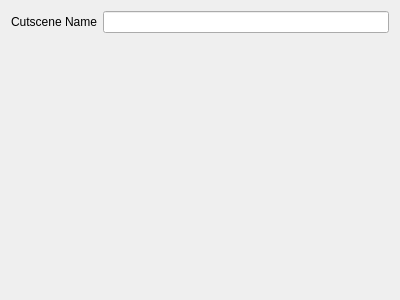
The window that res/forms/WizardPageCutscene.ui (tedvalson/NovelTea) describes before a commit, drawn with Qt 5.
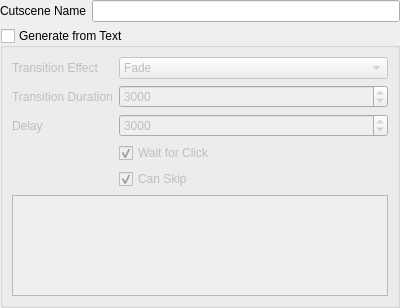
The same window after the commit.

Commit message: Cutscene Wizard: Add ability to import from existing text

```diff
--- a/res/forms/WizardPageCutscene.ui
+++ b/res/forms/WizardPageCutscene.ui
@@ -7,7 +7,7 @@
     <x>0</x>
     <y>0</y>
     <width>400</width>
-    <height>300</height>
+    <height>308</height>
    </rect>
   </property>
   <property name="windowTitle">
@@ -16,16 +16,156 @@
   <property name="title">
    <string>New Cutscene</string>
   </property>
-  <layout class="QFormLayout" name="formLayout">
-   <item row="0" column="0">
-    <widget class="QLabel" name="label">
-     <property name="text">
-      <string>Cutscene Name</string>
-     </property>
-    </widget>
+  <layout class="QVBoxLayout" name="verticalLayout">
+   <property name="leftMargin">
+    <number>0</number>
+   </property>
+   <property name="topMargin">
+    <number>0</number>
+   </property>
+   <property name="rightMargin">
+    <number>0</number>
+   </property>
+   <property name="bottomMargin">
+    <number>0</number>
+   </property>
+   <item>
+    <layout class="QFormLayout" name="formLayout">
+     <item row="0" column="1">
+      <widget class="QLineEdit" name="lineEditName"/>
+     </item>
+     <item row="0" column="0">
+      <widget class="QLabel" name="label">
+       <property name="text">
+        <string>Cutscene Name</string>
+       </property>
+      </widget>
+     </item>
+    </layout>
    </item>
-   <item row="0" column="1">
-    <widget class="QLineEdit" name="lineEditName"/>
+   <item>
+    <widget class="QGroupBox" name="groupBox">
+     <property name="title">
+      <string>Generate from Text</string>
+     </property>
+     <property name="checkable">
+      <bool>true</bool>
+     </property>
+     <property name="checked">
+      <bool>false</bool>
+     </property>
+     <layout class="QVBoxLayout" name="verticalLayout_2">
+      <item>
+       <layout class="QFormLayout" name="formLayout_2">
+        <property name="fieldGrowthPolicy">
+         <enum>QFormLayout::AllNonFixedFieldsGrow</enum>
+        </property>
+        <property name="horizontalSpacing">
+         <number>6</number>
+        </property>
+        <property name="bottomMargin">
+         <number>0</number>
+        </property>
+        <item row="0" column="0">
+         <widget class="QLabel" name="label_2">
+          <property name="text">
+           <string>Transition Effect</string>
+          </property>
+         </widget>
+        </item>
+        <item row="0" column="1">
+         <widget class="QComboBox" name="comboTransitionEffect">
+          <property name="currentIndex">
+           <number>1</number>
+          </property>
+          <item>
+           <property name="text">
+            <string>None</string>
+           </property>
+          </item>
+          <item>
+           <property name="text">
+            <string>Fade</string>
+           </property>
+          </item>
+          <item>
+           <property name="text">
+            <string>Fade Across</string>
+           </property>
+          </item>
+         </widget>
+        </item>
+        <item row="1" column="0">
+         <widget class="QLabel" name="label_3">
+          <property name="text">
+           <string>Transition Duration</string>
+          </property>
+         </widget>
+        </item>
+        <item row="2" column="0">
+         <widget class="QLabel" name="label_5">
+          <property name="text">
+           <string>Delay</string>
+          </property>
+         </widget>
+        </item>
+        <item row="3" column="1">
+         <widget class="QCheckBox" name="checkBoxWait">
+          <property name="text">
+           <string>Wait for Click</string>
+          </property>
+          <property name="checked">
+           <bool>true</bool>
+          </property>
+         </widget>
+        </item>
+        <item row="4" column="1">
+         <widget class="QCheckBox" name="checkBoxCanSkip">
+          <property name="text">
+           <string>Can Skip</string>
+          </property>
+          <property name="checked">
+           <bool>true</bool>
+          </property>
+         </widget>
+        </item>
+        <item row="1" column="1">
+         <widget class="QSpinBox" name="spinBoxDuration">
+          <property name="maximum">
+           <number>100000</number>
+          </property>
+          <property name="singleStep">
+           <number>100</number>
+          </property>
+          <property name="value">
+           <number>3000</number>
+          </property>
+         </widget>
+        </item>
+        <item row="2" column="1">
+         <widget class="QSpinBox" name="spinBoxDelay">
+          <property name="maximum">
+           <number>100000</number>
+          </property>
+          <property name="singleStep">
+           <number>100</number>
+          </property>
+          <property name="value">
+           <number>3000</number>
+          </property>
+         </widget>
+        </item>
+       </layout>
+      </item>
+      <item>
+       <widget class="QTextEdit" name="textEdit">
+        <property name="placeholderText">
+         <string>&lt;Text segments separated by newlines&gt;</string>
+        </property>
+       </widget>
+      </item>
+     </layout>
+    </widget>
    </item>
   </layout>
  </widget>
```
The commit also changes 2 other files.
